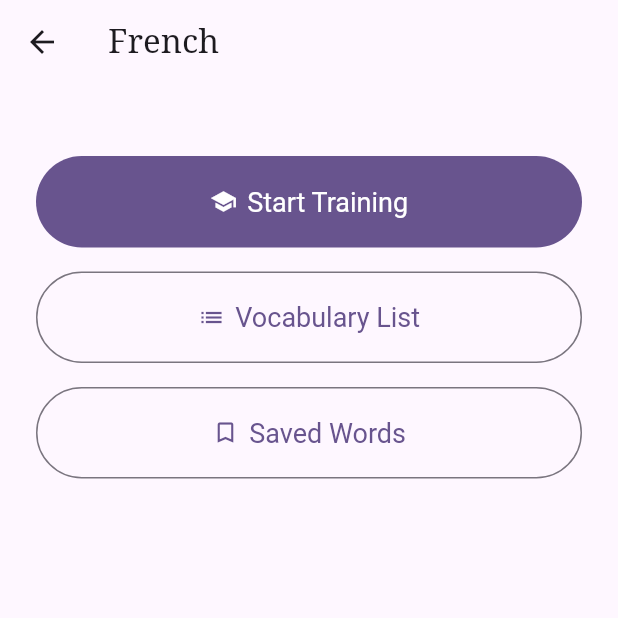
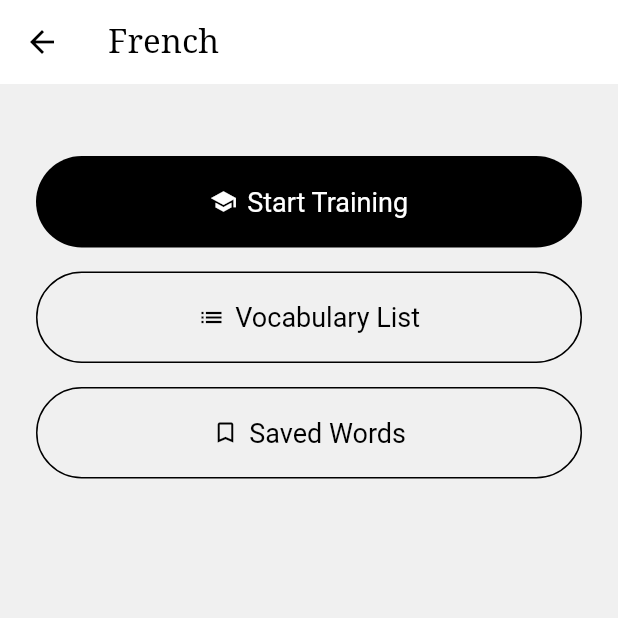
Before and after one commit to ltumat/conlang, a Flutter app: the screen it shows after launch, after a tap on "Go to training", on a phone screen of 412 x 824 dp, the top half of it. Run offline on Flutter 3.47's test engine with Material 3 defaults, Android fonts, the phone set to English and light mode, and no system bars; our stand-ins replace sqflite; accounts and stored records are empty; network calls fail.

Commit message:
feat(ui): switch to monochrome theme with dark green accent
Replace the purple color scheme with a black-and-white palette:
- Scaffold background is light grey (#F0F0F0), tiles stay white
- All primary/secondary/tertiary colors are black
- Only the language name in the picker uses dark green (#1B5E20)
- Dark mode uses matching inverted greys

```diff
--- a/frontend/lib/app.dart
+++ b/frontend/lib/app.dart
@@ -9,16 +9,50 @@ class ConlangApp extends StatelessWidget {
     return MaterialApp(
       title: 'Conlang',
       theme: ThemeData(
-        colorSchemeSeed: Colors.deepPurple,
         useMaterial3: true,
         brightness: Brightness.light,
         fontFamily: 'NotoSerif',
+        scaffoldBackgroundColor: const Color(0xFFF0F0F0),
+        colorScheme: const ColorScheme.light(
+          primary: Colors.black,
+          onPrimary: Colors.white,
+          secondary: Colors.black,
+          onSecondary: Colors.white,
+          tertiary: Colors.black,
+          onTertiary: Colors.white,
+          surface: Colors.white,
+          onSurface: Colors.black,
+          surfaceContainerHighest: Color(0xFFE0E0E0),
+          surfaceContainerHigh: Color(0xFFE8E8E8),
+          surfaceContainerLow: Color(0xFFF5F5F5),
+          onSurfaceVariant: Color(0xFF555555),
+          outlineVariant: Color(0xFFCCCCCC),
+          error: Color(0xFFBA1A1A),
+          onError: Colors.white,
+        ),
       ),
       darkTheme: ThemeData(
-        colorSchemeSeed: Colors.deepPurple,
         useMaterial3: true,
         brightness: Brightness.dark,
         fontFamily: 'NotoSerif',
+        scaffoldBackgroundColor: const Color(0xFF1A1A1A),
+        colorScheme: const ColorScheme.dark(
+          primary: Colors.white,
+          onPrimary: Colors.black,
+          secondary: Colors.white,
+          onSecondary: Colors.black,
+          tertiary: Colors.white,
+          onTertiary: Colors.black,
+          surface: Color(0xFF222222),
+          onSurface: Colors.white,
+          surfaceContainerHighest: Color(0xFF2A2A2A),
+          surfaceContainerHigh: Color(0xFF282828),
+          surfaceContainerLow: Color(0xFF242424),
+          onSurfaceVariant: Color(0xFF999999),
+          outlineVariant: Color(0xFF333333),
+          error: Color(0xFFEF9A9A),
+          onError: Colors.black,
+        ),
       ),
       home: const HomeScreen(),
     );
```
